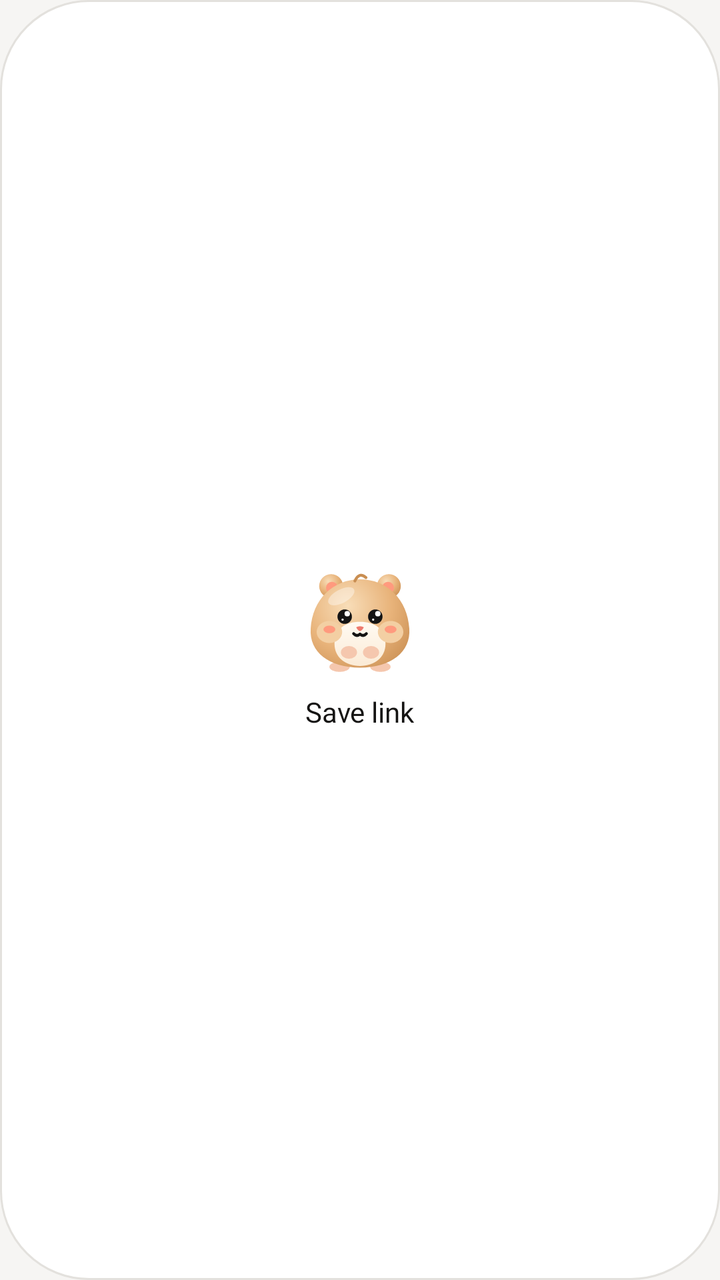
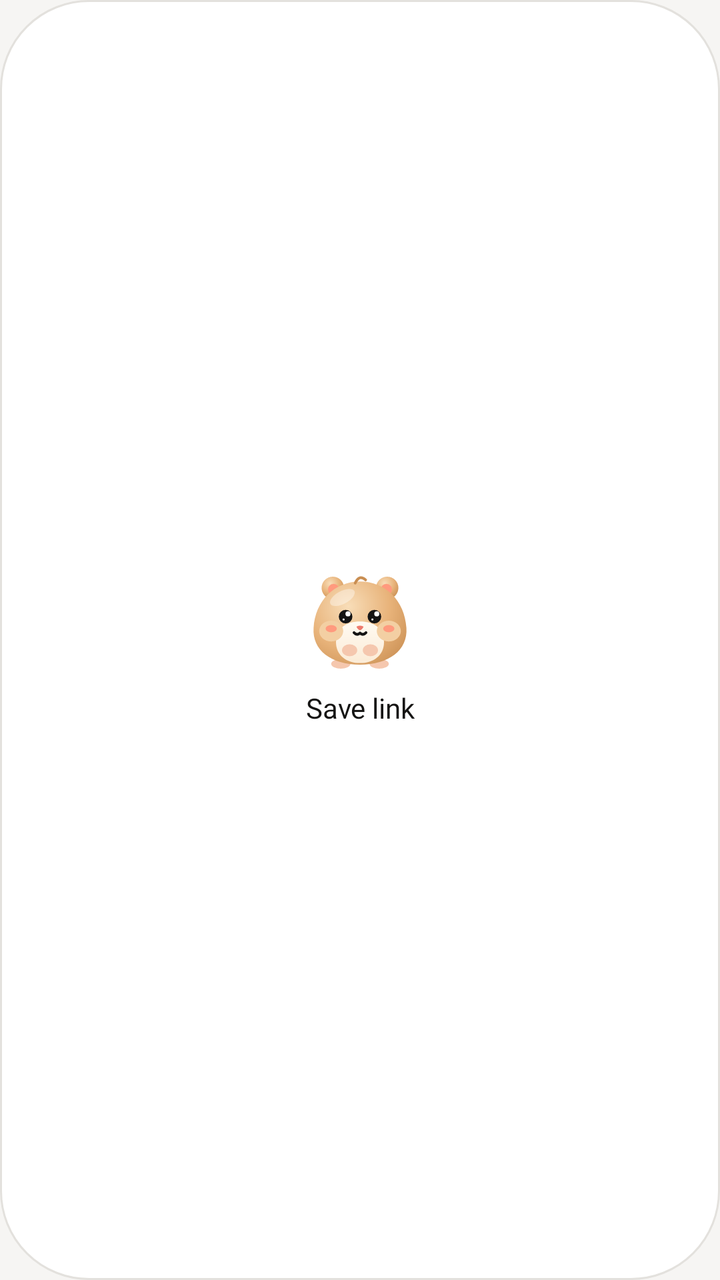

An Android layout rendered at two revisions. The XML below is the earlier revision; the diff shows what the commit changed to produce the second picture.
<!-- AndroidManifest.xml: application theme Theme.LodiSave -->
<!-- res/layout/widget.xml -->
<?xml version="1.0" encoding="utf-8"?>
<FrameLayout xmlns:android="http://schemas.android.com/apk/res/android"
    android:id="@+id/widget_root"
    android:layout_width="match_parent"
    android:layout_height="match_parent"
    android:background="@drawable/widget_bg"
    android:padding="10dp">

    <LinearLayout
        android:layout_width="wrap_content"
        android:layout_height="wrap_content"
        android:layout_gravity="center"
        android:gravity="center_horizontal"
        android:orientation="vertical">

        <ImageView
            android:layout_width="68dp"
            android:layout_height="68dp"
            android:importantForAccessibility="no"
            android:src="@drawable/lodi" />

        <TextView
            android:id="@+id/widget_label"
            android:layout_width="wrap_content"
            android:layout_height="wrap_content"
            android:layout_marginTop="4dp"
            android:fontFamily="@font/geist_semibold"
            android:text="@string/widget_label"
            android:textColor="@color/widget_ink"
            android:textSize="14sp" />
    </LinearLayout>
</FrameLayout>
<!-- resources referenced by this layout -->
<resources>
  <color name="widget_ink">#151413</color>
  <!-- drawable lodi: vector/xml drawable (drawable, 4150 chars, omitted) -->
  <!-- drawable widget_bg (drawable) -->
  <?xml version="1.0" encoding="utf-8"?>
  <shape xmlns:android="http://schemas.android.com/apk/res/android" android:shape="rectangle">
      <solid android:color="@color/widget_surface" />
      <stroke android:width="1dp" android:color="@color/widget_line" />
      <corners android:radius="44dp" />
  </shape>
  <string name="widget_label">Save link</string>
  <style name="Theme.LodiSave" parent="android:Theme.Material.Light.NoActionBar">
          <item name="android:windowBackground">@color/ground</item>
      </style>
  <color name="widget_surface">#FFFFFF</color>
  <color name="widget_line">#E3E1DD</color>
  <color name="ground">#F6F5F3</color>
</resources>

<!-- the commit's change to res/layout/widget.xml (unified diff, before → after) -->
@@ -6,27 +6,16 @@
     android:background="@drawable/widget_bg"
     android:padding="10dp">
 
-    <LinearLayout
+    <TextView
+        android:id="@+id/widget_label"
         android:layout_width="wrap_content"
         android:layout_height="wrap_content"
         android:layout_gravity="center"
-        android:gravity="center_horizontal"
-        android:orientation="vertical">
-
-        <ImageView
-            android:layout_width="68dp"
-            android:layout_height="68dp"
-            android:importantForAccessibility="no"
-            android:src="@drawable/lodi" />
-
-        <TextView
-            android:id="@+id/widget_label"
-            android:layout_width="wrap_content"
-            android:layout_height="wrap_content"
-            android:layout_marginTop="4dp"
-            android:fontFamily="@font/geist_semibold"
-            android:text="@string/widget_label"
-            android:textColor="@color/widget_ink"
-            android:textSize="14sp" />
-    </LinearLayout>
+        android:drawablePadding="4dp"
+        android:fontFamily="@font/geist_semibold"
+        android:gravity="center"
+        android:text="@string/widget_label"
+        android:textColor="@color/widget_ink"
+        android:textSize="14sp"
+        android:drawableTop="@drawable/lodi" />
 </FrameLayout>
